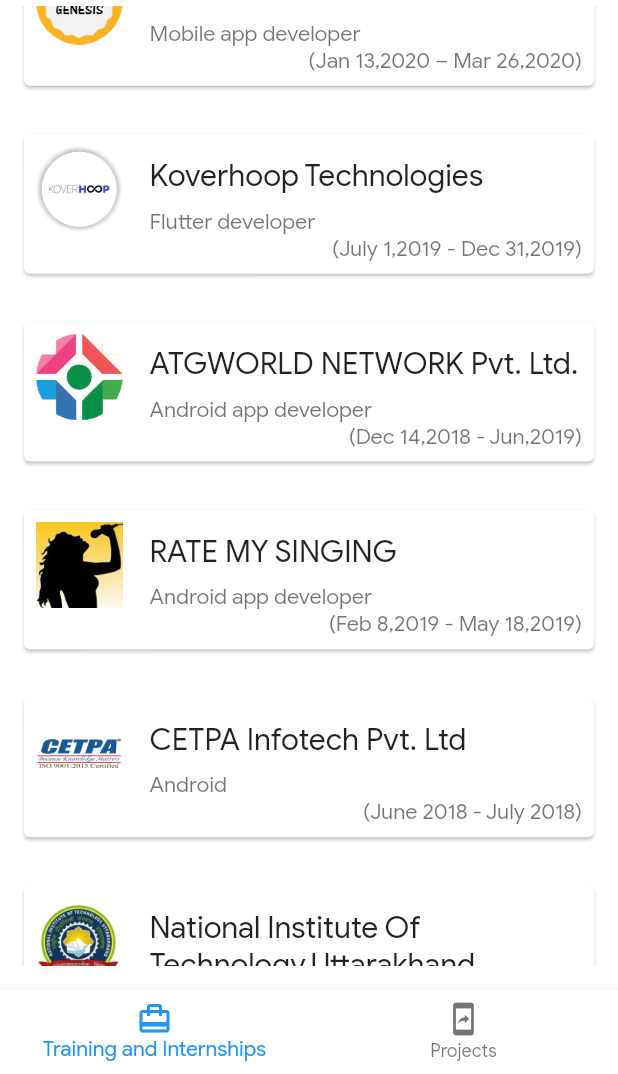
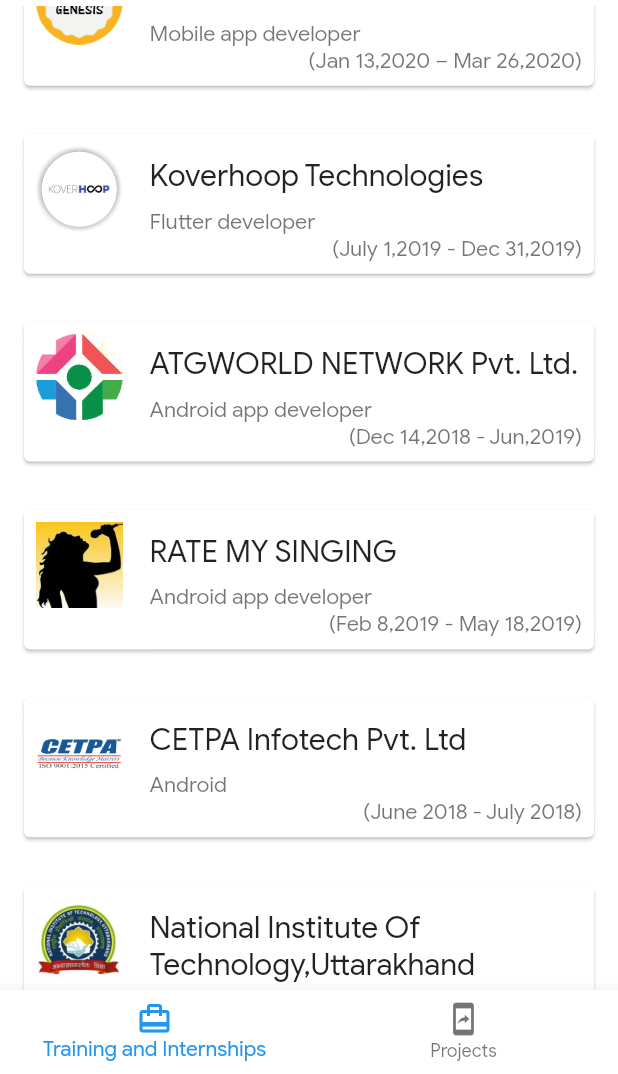
Before and after one commit to Thesohan/MyPortfolio, a Flutter app: the screen it shows after launch, scrolled down 300 dp, on a phone screen of 412 x 824 dp, the part 162-1236 px from its top. Run offline on Flutter 3.47's test engine with Material 2 defaults, Android fonts, the light colour scheme and no system bars; missing offline and left inert: dart:html.

Commit message:
final commit

```diff
--- a/lib/tabs/about_tab.dart
+++ b/lib/tabs/about_tab.dart
@@ -8,9 +8,7 @@
 class AboutTab extends StatelessWidget {
   @override
   Widget build(BuildContext context) {
-    return Padding(
-      padding: const EdgeInsets.only(bottom: 16.0),
-      child: ListView(
+    return ListView(
       primary: true,
       shrinkWrap: true,
       children: <Widget>[
@@ -38,7 +36,6 @@
         ),
         SocialProfile(),
       ],
-      ),
     );
   }
 }
```
Lines whose indentation alone changed are shown as unchanged.
